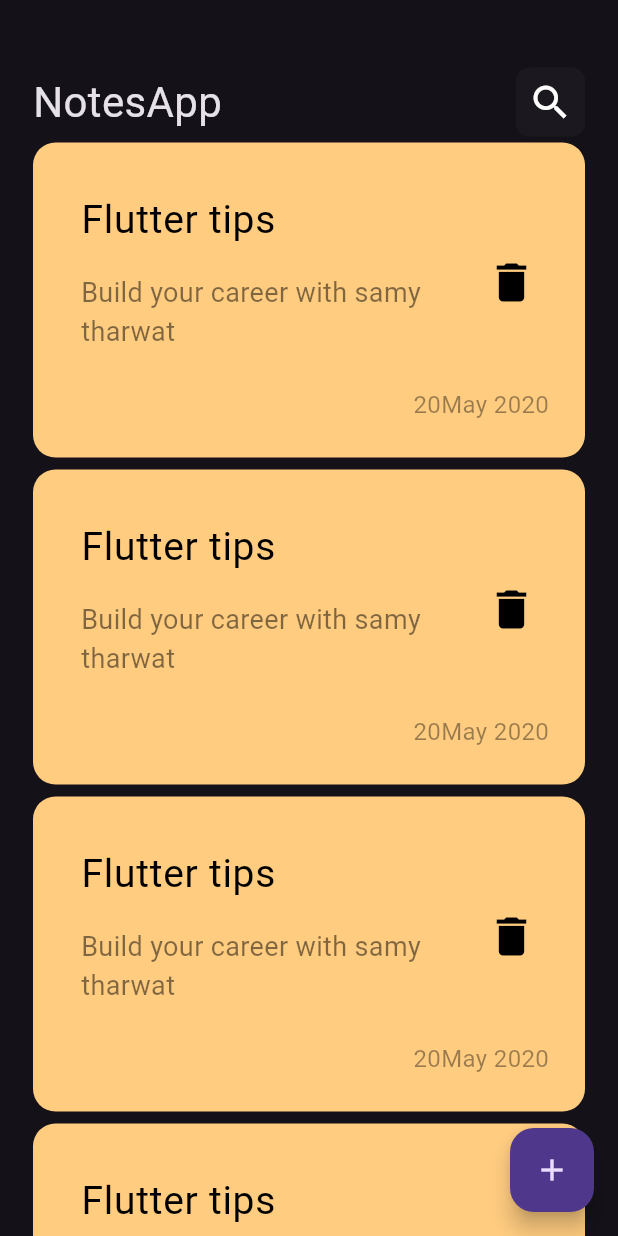
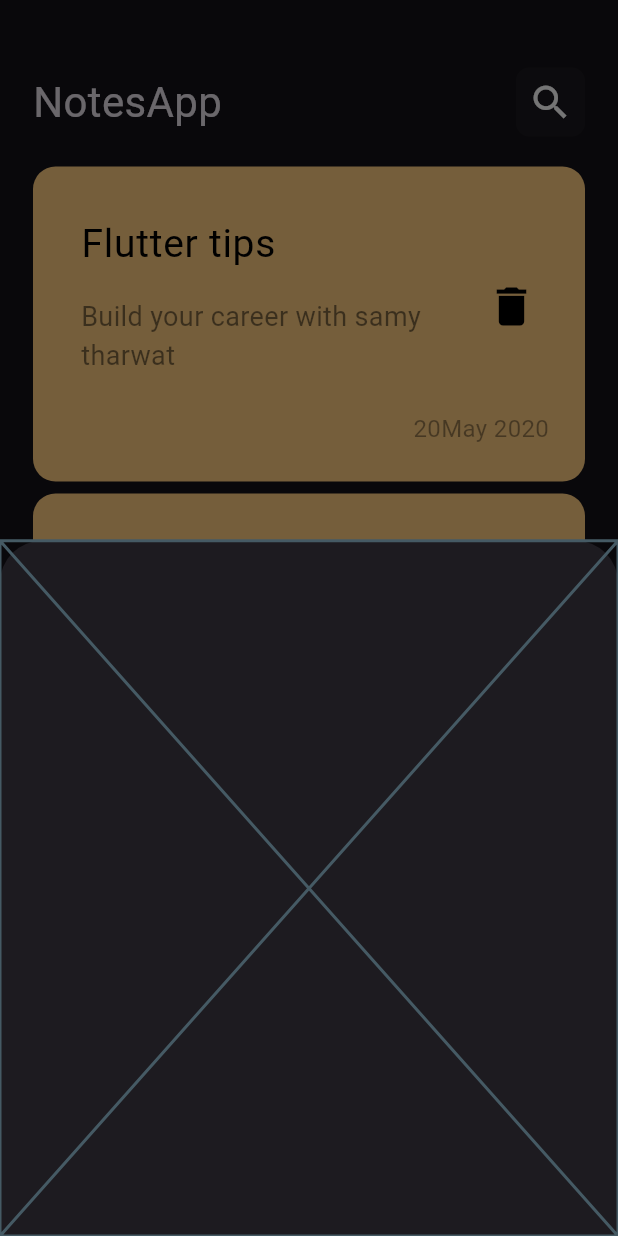
Before and after one commit to esraamahmoud7/NOtes_App, a Flutter app: the screen it shows after launch, after a tap on the "add" icon, on a phone screen of 412 x 824 dp. Run offline on Flutter 3.47's test engine with Material 3 defaults, Android fonts, the phone set to English and light mode, and no system bars; Roboto replaces fonts that are missing (assets/Poppins-Regular.ttf).

Commit message:
Add NOte Button Sheet

```diff
--- a/lib/views/NotesView.dart
+++ b/lib/views/NotesView.dart
@@ -1,12 +1,23 @@
 import 'package:flutter/material.dart';
 
 import '../widgets/NotesVIewBody.dart';
+import '../widgets/add_Note_Button.dart';
 class NotesView extends StatelessWidget {
   const NotesView ({super.key});
   @override
   Widget build(BuildContext context) {
     return Scaffold(
-      floatingActionButton: FloatingActionButton(onPressed: (){},child: Icon(Icons.add),),
+      floatingActionButton: FloatingActionButton
+        (
+        onPressed: (){
+          showModalBottomSheet(context: context, builder: (context)
+          {
+            return AddNoteButtonSheet();
+          }
+          );
+        },
+        child: Icon(Icons.add),
+      ),
       body: const NotesViewBody() ,
     );
   }
--- a/lib/widgets/NOtes_List_View.dart
+++ b/lib/widgets/NOtes_List_View.dart
@@ -5,7 +5,10 @@ class NotesListView extends StatelessWidget {
   const NotesListView({super.key});
   @override
   Widget build(BuildContext context) {
-    return  ListView.builder(
+    return  Padding(
+      padding: const EdgeInsets.symmetric(vertical: 16.0),
+      child: ListView.builder(
+        padding: EdgeInsets.zero,
           itemBuilder: (context,index)
           {
             return Padding(
@@ -13,6 +16,7 @@ class NotesListView extends StatelessWidget {
               child: Note_Item(),
             );
           }
+      ),
     );
   }
 }
--- /dev/null
+++ b/lib/widgets/add_Note_Button.dart
@@ -0,0 +1,9 @@
+import 'package:flutter/material.dart';
+class AddNoteButtonSheet extends StatelessWidget {
+  const AddNoteButtonSheet({super.key});
+
+  @override
+  Widget build(BuildContext context) {
+    return const Placeholder();
+  }
+}
```
Lines whose indentation alone changed are shown as unchanged.
